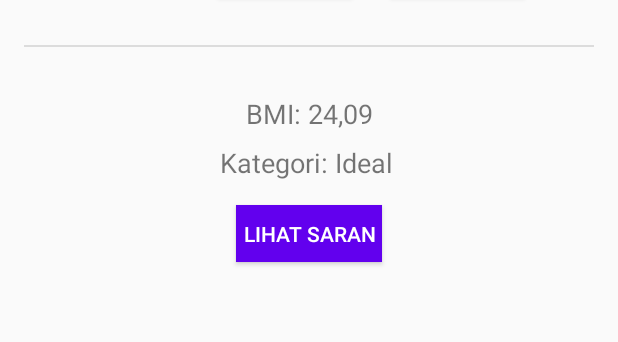
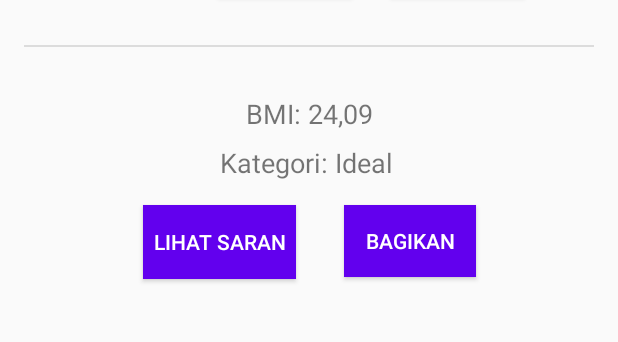
Before and after one commit to D3IF-Cool/4303-hitung-bmi-CitraPangestu1, an Android app: the layout fragment_hitung.xml on its own in the app's theme, with its tools: preview values and no code run, on a phone screen of 412 x 824 dp, the part 420-762 px from its top. Run offline under Robolectric (Android 15) with nearby library versions, the phone set to English and light mode, and no system bars.

Commit message:
Membuat navigasi ke app lain

```diff
--- a/app/src/main/res/layout/fragment_hitung.xml
+++ b/app/src/main/res/layout/fragment_hitung.xml
@@ -164,22 +164,41 @@
 
         <Button
             android:id="@+id/saranButton"
-            android:layout_width="97dp"
-            android:layout_height="38dp"
+            android:layout_width="102dp"
+            android:layout_height="49dp"
             android:layout_marginStart="16dp"
             android:layout_marginTop="16dp"
-            android:layout_marginEnd="16dp"
             android:layout_marginBottom="16dp"
             android:background="@color/colorPrimary"
             android:text="@string/lihat_saran"
             android:textColor="#FFFFFF"
-            android:visibility="invisible"
             app:layout_constraintBottom_toBottomOf="parent"
-            app:layout_constraintEnd_toEndOf="parent"
+            app:layout_constraintEnd_toStartOf="@+id/shareButton"
+            app:layout_constraintHorizontal_chainStyle="packed"
             app:layout_constraintStart_toStartOf="parent"
             app:layout_constraintTop_toBottomOf="@+id/kategoriTextView"
             tools:visibility="visible" />
 
+        <Button
+            android:id="@+id/shareButton"
+            android:layout_width="wrap_content"
+            android:layout_height="wrap_content"
+            android:layout_marginStart="32dp"
+            android:layout_marginEnd="16dp"
+            android:background="@color/colorPrimary"
+            android:text="@string/bagikan"
+            android:textColor="#FFFFFF"
+            app:layout_constraintEnd_toEndOf="parent"
+            app:layout_constraintStart_toEndOf="@+id/saranButton"
+            app:layout_constraintTop_toTopOf="@+id/saranButton" />
+
+        <androidx.constraintlayout.widget.Group
+            android:id="@+id/buttonGroup"
+            android:layout_width="wrap_content"
+            android:layout_height="wrap_content"
+            android:visibility="invisible"
+            app:constraint_referenced_ids="saranButton,shareButton"
+            tools:visibility="visible" />
     </androidx.constraintlayout.widget.ConstraintLayout>
 
 </ScrollView>
--- a/app/src/main/res/values/strings.xml
+++ b/app/src/main/res/values/strings.xml
@@ -38,5 +38,9 @@
         © 2021 Indra Azimi.\nAll rights reserved.</string>
     <string name="tentang_aplikasi">Tentang Aplikasi</string>
     <string name="hitung_bmi">Hitung BMI</string>
+    <string name="bagikan">Bagikan</string>
+    <string name="bagikan_template">Berat badan: %1$s kg\nTinggi badan: %2$s
+    cm\nJenis kelamin: %3$s\n\n%4$s\n%5$s</string>
+
 
 </resources>
```
Also changed, not shown: app/src/main/java/org/d3if3023/hitungbmi/ui/HitungFragment.kt (+25 -1 lines).
